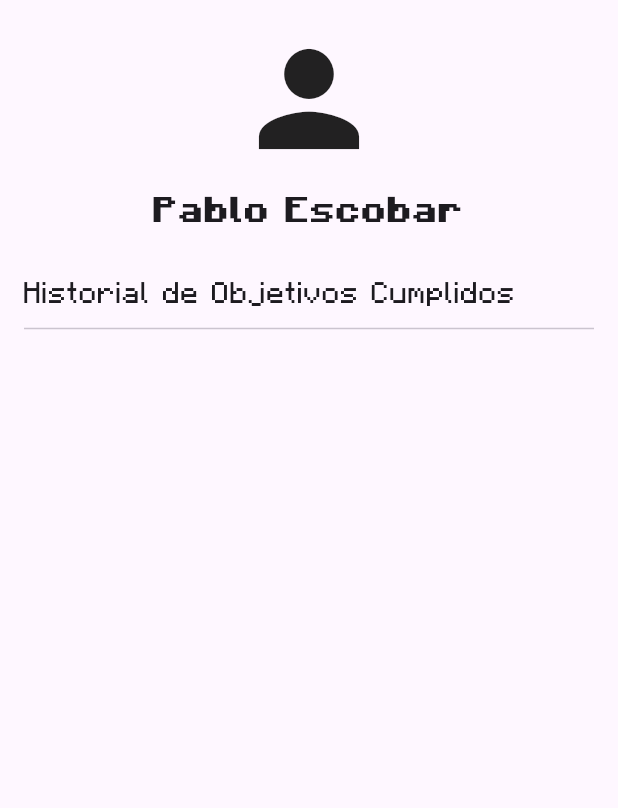
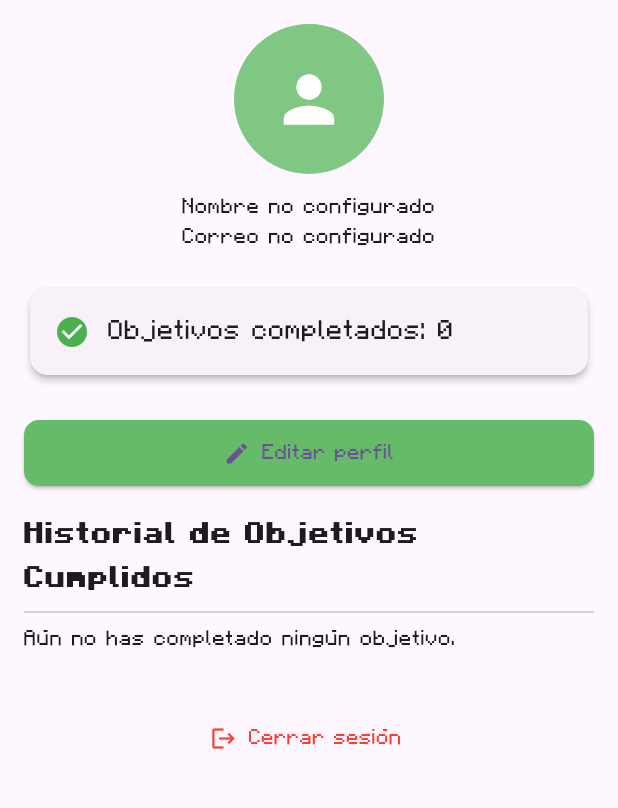
Before and after one commit to PabloEscobarXD/MineTracker, a Flutter app: the ProfilePage screen opened directly, on a phone screen of 412 x 824 dp, the part 84-892 px from its top. Run offline on Flutter 3.47's test engine with Material 3 defaults, Android fonts, the light colour scheme and no system bars; our stand-ins replace shared_preferences, sqflite; accounts and stored records are empty.

Commit message:
proyecto 2

```diff
--- a/lib/data/globals.dart
+++ /dev/null
@@ -1,4 +0,0 @@
-import 'package:flutter/material.dart';
-
-List<String> nombresObjetivosCompletados = [];
-List<Widget> historialObjetivos = [];
--- a/lib/pages/profile_page.dart
+++ b/lib/pages/profile_page.dart
@@ -1,40 +1,100 @@
 import 'package:flutter/material.dart';
-  import '../data/globals.dart';
+import 'package:provider/provider.dart';
+import '../provider/app_data.dart';
+import '../pages/edit_profile_page.dart';
 
-
-  class ProfilePage extends StatefulWidget {
+class ProfilePage extends StatelessWidget {
   const ProfilePage({super.key, required this.title});
   final String title;
 
   @override
-    State<ProfilePage> createState() => _ProfilePageState();
-  }
+  Widget build(BuildContext context) {
+    final appData = context.watch<AppData>();
+    final completados = appData.nombresObjetivosCompletados;
 
-  class _ProfilePageState extends State<ProfilePage> {
-    @override
-    Widget build(BuildContext context) {
     return Scaffold(
       appBar: AppBar(
         backgroundColor: const Color.fromRGBO(144, 238, 144, 1),
-          title: Text(widget.title),
+        title: Text(title),
       ),
       body: ListView(
         padding: const EdgeInsets.all(16),
         children: [
-          const Center(child: Icon(Icons.person, size: 100)),
-          const SizedBox(height: 8),
-          const Text(
-            "Pablo Escobar",
-            textAlign: TextAlign.center,
-            style: TextStyle(fontSize: 24, fontWeight: FontWeight.bold),
+          Center(
+            child: CircleAvatar(
+              radius: 50,
+              backgroundColor: Colors.green[300],
+              child: const Icon(Icons.person, size: 50, color: Colors.white),
+            ),
+          ),
+          const SizedBox(height: 12),
+           Center(
+            child: Text(appData.userName.isNotEmpty ? appData.userName : "Nombre no configurado")
+          ),
+          Center(
+            child: Text(appData.userEmail.isNotEmpty ? appData.userEmail : "Correo no configurado")
+          ),
+          const SizedBox(height:   20),
+          Card(
+            elevation: 2,
+            shape: RoundedRectangleBorder(borderRadius: BorderRadius.circular(12)),
+            child: Padding(
+              padding: const EdgeInsets.all(16.0),
+              child: Row(
+                children: [
+                  const Icon(Icons.check_circle, color: Colors.green),
+                  const SizedBox(width: 12),
+                  Expanded(
+                    child: Text(
+                      "Objetivos completados: ${completados.length}",
+                      style: const TextStyle(fontSize: 18),
+                    ),
+                  ),
+                ],
+              ),
+            ),
           ),
           const SizedBox(height: 24),
-          const Text("Historial de Objetivos Cumplidos", style: TextStyle(fontSize: 20)),
+          ElevatedButton.icon(
+            onPressed: () {
+              Navigator.push(
+                context,
+                MaterialPageRoute(builder: (_) => const EditProfilePage()),
+              );
+            },
+            icon: const Icon(Icons.edit),
+            label: const Text("Editar perfil"),
+            style: ElevatedButton.styleFrom(
+              backgroundColor: Colors.green[400],
+              padding: const EdgeInsets.symmetric(vertical: 12),
+              shape: RoundedRectangleBorder(borderRadius: BorderRadius.circular(10)),
+            ),
+          ),
+          const SizedBox(height: 16),
+          const Text(
+            "Historial de Objetivos Cumplidos",
+            style: TextStyle(fontSize: 20, fontWeight: FontWeight.bold),
+          ),
           const Divider(),
-          ...historialObjetivos,
+          if (completados.isEmpty)
+            const Text("Aún no has completado ningún objetivo.")
+          else
+            ...completados.map((nombre) => Card(
+              child: ListTile(
+                leading: const Icon(Icons.star, color: Colors.amber),
+                title: Text(nombre),
+              ),
+            )),
+          const SizedBox(height: 32),
+          TextButton.icon(
+            onPressed: () {
+              Navigator.pop(context);
+            },
+            icon: const Icon(Icons.logout, color: Colors.red),
+            label: const Text("Cerrar sesión", style: TextStyle(color: Colors.red)),
+          ),
         ],
-      )
-
+      ),
     );
   }
 }
--- a/lib/data/objective_data.dart
+++ b/lib/provider/app_data.dart
@@ -1,7 +1,71 @@
-  import 'package:flutter/material.dart';
-  import '../entity/item.dart';
-  import '../entity/estructura.dart';
-  import '../entity/dimension.dart';
+import 'package:flutter/material.dart';
+import '../entity/item.dart';
+import '../entity/estructura.dart';
+import '../entity/dimension.dart';
+import '../service/dbhelper.dart';
+import 'package:shared_preferences/shared_preferences.dart';
+
+enum AppTheme { overworld, nether, end }
+
+class AppData extends ChangeNotifier {
+
+  String _userName = "";
+  String _userEmail = "";
+  String? _userPhoto;
+
+  String get userName => _userName;
+  String get userEmail => _userEmail;
+  String? get userPhoto => _userPhoto;
+
+  Future<void> loadUserProfile() async {
+    final user = await DatabaseHelper().getUser();
+    if (user != null) {
+      _userName = user['name'];
+      _userEmail = user['email'];
+      _userPhoto = user['photo'];
+      notifyListeners();
+    }
+  }
+
+  Future<void> saveUserProfile(String name, String email, String? photo) async {
+    print("Guardando perfil...");
+    _userName = name;
+    _userEmail = email;
+    _userPhoto = photo;
+    await DatabaseHelper().insertUser({
+      'name': name,
+      'email': email,
+      'photo': photo,
+    });
+    print("Perfil guardado en DB");
+    notifyListeners();
+  }
+
+
+
+  Future<void> deleteUserProfile() async {
+    await DatabaseHelper().deleteUser();
+    _userName = "";
+    _userEmail = "";
+    _userPhoto = null;
+    notifyListeners();
+  }
+
+  List<String> _nombresObjetivosCompletados = [];
+
+  List<String> get nombresObjetivosCompletados => _nombresObjetivosCompletados;
+
+  void marcarObjetivoComoCompletado(String nombre) {
+    if (!_nombresObjetivosCompletados.contains(nombre)) {
+      _nombresObjetivosCompletados.add(nombre);
+      notifyListeners();
+    }
+  }
+
+  void resetearObjetivos() {
+    _nombresObjetivosCompletados.clear();
+    notifyListeners();
+  }
 
   final Dimension overworld = Dimension(
     name: 'Overworld',
@@ -132,3 +196,6 @@
       )
     ],
   );
+
+  List<Dimension> get dimensiones => [overworld, nether, end];
+}
--- a/pubspec.yaml
+++ b/pubspec.yaml
@@ -34,6 +34,10 @@ dependencies:
   # The following adds the Cupertino Icons font to your application.
   # Use with the CupertinoIcons class for iOS style icons.
   cupertino_icons: ^1.0.8
+  provider: ^6.1.5
+  shared_preferences: ^2.2.2
+  sqflite: ^2.3.2
+  path: ^1.8.3
 
 dev_dependencies:
   flutter_test:
```
Also changed, not shown: lib/main.dart (+15 -8 lines), lib/pages/edit_profile_page.dart (added, +92 -0 lines), lib/pages/home_page.dart (+18 -39 lines), lib/pages/objectives_page.dart (+14 -30 lines), lib/pages/preferences_page.dart (added, +104 -0 lines), lib/pages/splash_page.dart (+14 -1 lines), lib/service/dbhelper.dart (added, +61 -0 lines), lib/utils/share.dart (added), pubspec.lock, 1 other file. Lines whose indentation alone changed are shown as unchanged.
